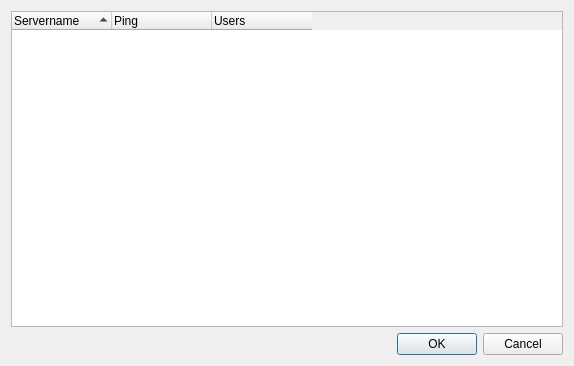
Above: src/mumble/ConnectDialog.ui from zhenkai/mumble before the change. Below: the same form after it.
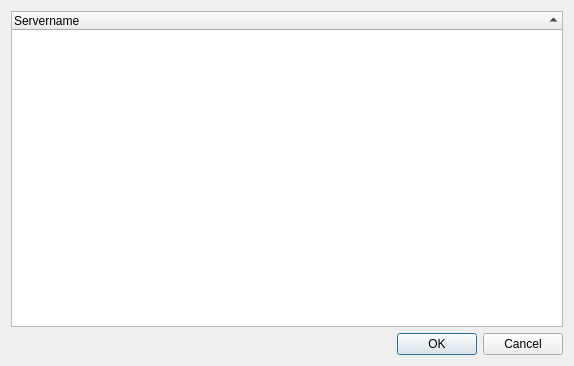
That is the form after the change. Custom widgets are drawn as their Qt base class.

Commit message: skip cert, server select in Mumble

```diff
--- a/src/mumble/ConnectDialog.ui
+++ b/src/mumble/ConnectDialog.ui
@@ -41,13 +41,15 @@
       <bool>true</bool>
      </property>
      <attribute name="headerStretchLastSection">
-      <bool>false</bool>
+	 <!-- NDN MUMBLE MADE IT TRUE -->
+      <bool>true</bool>
      </attribute>
      <column>
       <property name="text">
        <string>Servername</string>
       </property>
      </column>
+<!-- FOR NDN_MUMBLE
      <column>
       <property name="text">
        <string>Ping</string>
@@ -58,6 +60,7 @@
        <string>Users</string>
       </property>
      </column>
+	-->
     </widget>
    </item>
    <item>
```
Left out of the diff: 3 changed lines with no effect on the pictures. The commit also changes 5 other files.
